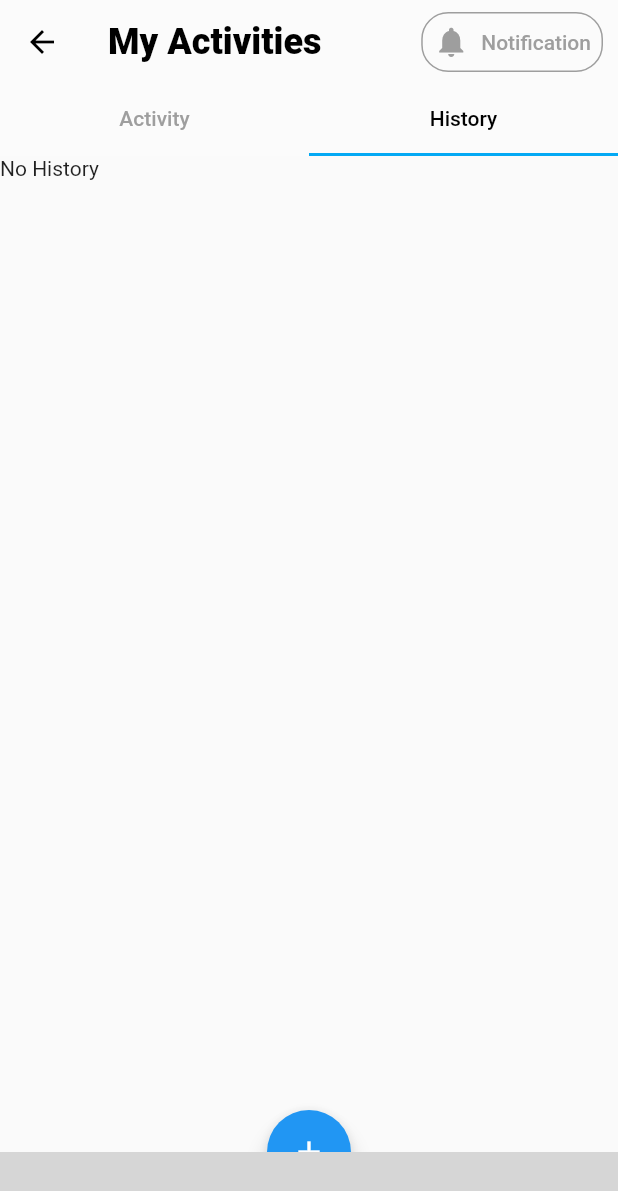
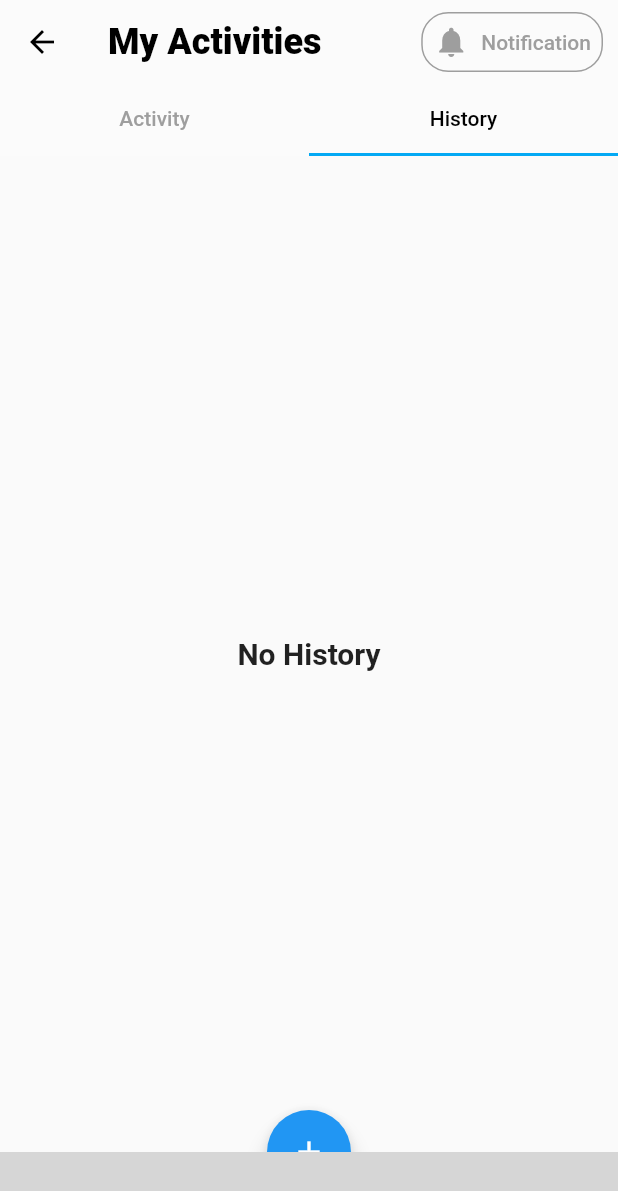
Before and after one commit to TanKieu/Resocash, a Flutter app: the Activity screen opened directly, tab 2 chosen, on a phone screen of 412 x 824 dp. Shown: the top 1191 px of the screen. Run offline on Flutter 3.47's test engine with Material 2 defaults, Android fonts, the phone set to English and light mode, and no system bars; our stand-ins replace firebase_auth, firebase_core, firebase_database, font_awesome_flutter, google_maps_flutter, google_sign_in and 2 more; missing offline and left inert: dart:ffi; accounts and stored records are empty; statements that could not run were skipped; grey boxes are pictures that could not be loaded.

Commit message:
finish PRM

```diff
--- a/lib/HomePage.dart
+++ b/lib/HomePage.dart
@@ -1,6 +1,6 @@
 import 'package:firebase_auth/firebase_auth.dart';
 import 'package:flutter/material.dart';
-import 'package:resocash/GoogleSignInProvider.dart';
+import 'package:resocash/firebase_db/GoogleSignInProvider.dart';
 import 'package:resocash/home.dart';
 import 'dart:convert';
 import 'dart:io';
--- a/lib/activity.dart
+++ b/lib/activity.dart
@@ -1,7 +1,11 @@
+import 'dart:convert';
+
+import 'package:flutter/cupertino.dart';
 import 'package:flutter/material.dart';
 import 'package:resocash/models/History.dart';
 import 'package:resocash/models/Request.dart';
 import 'package:resocash/network/HistoryRequest.dart';
+import 'package:resocash/requestprocess.dart';
 import 'package:shared_preferences/shared_preferences.dart';
 import './navigator.dart';
 import './request.dart';
@@ -19,6 +23,13 @@ class Activity extends StatefulWidget {
 
 class _ActivityState extends State<Activity> {
   HistoryRequest request = new HistoryRequest();
+  Future<RequestService> _getOnProcessReq() async {
+    final prefs = await SharedPreferences.getInstance();
+    Map requestMap = jsonDecode(prefs.getString('requestMatched').toString());
+    RequestService request = RequestService.fromJson(requestMap);
+    return request;
+  }
+
   @override
   Widget build(BuildContext context) {
     return DefaultTabController(
@@ -81,13 +92,29 @@ class _ActivityState extends State<Activity> {
               )),
           body: TabBarView(
             children: [
-              Icon(Icons.access_alarm),
+              //Icon(Icons.access_alarm),
+              FutureBuilder<RequestService>(
+                future: _getOnProcessReq(),
+                builder: (context, snapshot) {
+                  if (snapshot.hasData) {
+                    return OnProcess(request: snapshot.data!);
+                  }
+                  return Center(
+                      child: Text('There is no active yet',
+                          style: TextStyle(
+                            fontSize: 20,
+                            fontWeight: FontWeight.bold,
+                          )));
+                },
+              ),
               FutureBuilder<List<HistoryOBJ>>(
                 future: HistoryRequest.fetchHistory(),
                 builder: (context, snapshot) {
                   if (snapshot.hasData) {
                     List<HistoryOBJ>? data = snapshot.data;
-                    return ListView.builder(
+                    return Container(
+                      color: Colors.black26,
+                      child: ListView.builder(
                           itemCount: data!.length,
                           itemBuilder: (BuildContext context, int index) {
                             return Padding(
@@ -101,9 +128,15 @@ class _ActivityState extends State<Activity> {
                                 data[index].date.toString(),
                               )),
                             );
-                        });
+                          }),
+                    );
                   } else {
-                    return Text('No History');
+                    return Center(
+                        child: Text(
+                      'No History',
+                      style:
+                          TextStyle(fontSize: 20, fontWeight: FontWeight.bold),
+                    ));
                   }
                 },
               )
--- a/lib/GoogleSignInProvider.dart
+++ b/lib/firebase_db/GoogleSignInProvider.dart
@@ -28,7 +28,6 @@ class GoogleSignInProvider extends ChangeNotifier {
     final res = await http.get(Uri.parse(loginUrl), headers: {
       HttpHeaders.authorizationHeader: 'Bearer $token',
     });
-
     var body = jsonDecode(res.body);
     if (body['token'].contains('Invalid')) {
       await googleSignIn.disconnect();
--- a/lib/firebase_db/request_dao.dart
+++ b/lib/firebase_db/request_dao.dart
@@ -21,7 +21,6 @@ class RequestDao {
     // request.requestID = requestID;
     // final prefs = await SharedPreferences.getInstance();
     // prefs.setString('key', requestID);
-    print(request.toJson());
     final res = await http.post(
       Uri.parse(requestURL),
       headers: {
@@ -29,14 +28,12 @@ class RequestDao {
       },
       body: jsonEncode(request.toJson()),
     );
-    print(res.body);
-    print(res.statusCode);
+
     // return requestID;
   }
 
   void updateRequest(RequestService request, String keydb) {
     request.requestID = keydb;
-    print(keydb);
     _requestRef.child(keydb).set(request.toJson());
   }
 
--- a/lib/models/History.dart
+++ b/lib/models/History.dart
@@ -20,12 +20,12 @@ class HistoryOBJ {
       this.status, this.cashierID, this.cashierName, this.areaId, this.date);
 
   HistoryOBJ.fromJson(Map<dynamic, dynamic> json)
-      : requestID = json['cashingRequestID'],
+      : requestID = json['id'],
         storeId = json['storeId' as String],
         storeAddress = json['storeAddress'],
         cash = json['amount'],
         status = json['status'],
-        cashierID = json['cashierID'],
+        cashierID = json['cashierId'],
         cashierName = json['cashierName'],
         areaId = json['areaId'],
         date = json['localDateTime'];
--- a/lib/request.dart
+++ b/lib/request.dart
@@ -58,7 +58,6 @@ class _RequestState extends State<Request> {
     );
     requestDao.createRequest(request);
     Navigator.pop(context);
-    print('request' + request.requestID + "          " + dbKey);
     showModalBottomSheet(
       context: context,
       builder: (context) => RequestProcess(
--- a/lib/request_matched.dart
+++ b/lib/request_matched.dart
@@ -22,9 +22,10 @@ class RequestMatched extends StatefulWidget {
 class _RequestMatchedState extends State<RequestMatched> {
   final requestDao = RequestDao();
 
-  void _updateStatus() {
+  void _updateStatus() async {
+    final prefs = await SharedPreferences.getInstance();
+    prefs.remove('requestMatched');
     widget.request.status = 'arrived';
-    print('request matched   ' + widget.dbKey);
     requestDao.updateRequest(widget.request, widget.dbKey);
   }
 
```
Also changed, not shown: lib/history.dart (+5 -8 lines), lib/main.dart (+3 -4 lines), lib/modabottom.dart (+10 -1 lines), lib/requestprocess.dart (added, +113 -0 lines). Lines whose indentation alone changed are shown as unchanged.
